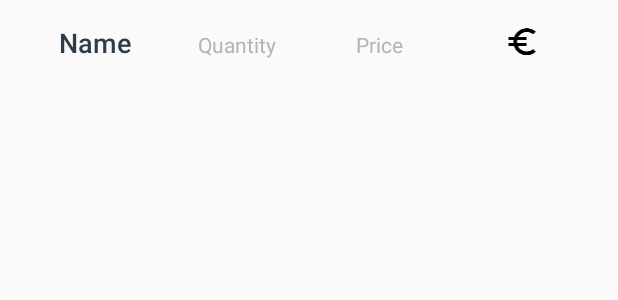
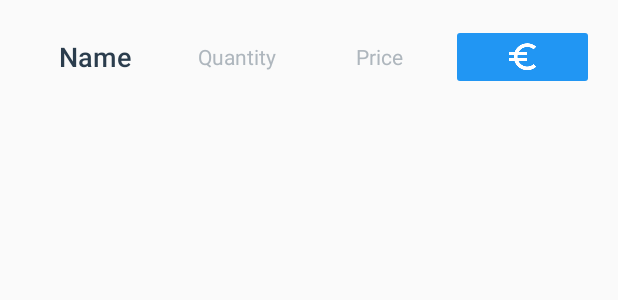
Before and after one commit to s1mq/Inventory-App, an Android app: the layout list_item.xml on its own in the app's theme, with its tools: preview values and no code run, on a phone screen of 412 x 824 dp. Shown: the top 300 px of the screen. Run offline under Robolectric (Android 15) with nearby library versions, the phone set to English and light mode, and no system bars.

Commit message:
Add ImageButton to list_item

```diff
--- a/app/src/main/java/com/example/android/inventorius/CatalogActivity.java
+++ b/app/src/main/java/com/example/android/inventorius/CatalogActivity.java
@@ -1,6 +1,7 @@
 package com.example.android.inventorius;
 
 import android.app.LoaderManager;
+import android.content.ContentResolver;
 import android.content.ContentUris;
 import android.content.ContentValues;
 import android.content.CursorLoader;
@@ -16,7 +17,9 @@ import android.view.Menu;
 import android.view.MenuItem;
 import android.view.View;
 import android.widget.AdapterView;
+import android.widget.ImageButton;
 import android.widget.ListView;
+import android.widget.Toast;
 
 import com.example.android.inventorius.data.ItemsContract;
 import com.example.android.inventorius.data.ItemsContract.ItemEntry;
--- a/app/src/main/res/layout/list_item.xml
+++ b/app/src/main/res/layout/list_item.xml
@@ -3,7 +3,11 @@
     xmlns:tools="http://schemas.android.com/tools"
     android:layout_width="match_parent"
     android:layout_height="wrap_content"
-    android:padding="@dimen/activity_margin">
+    android:gravity="center"
+    android:padding="@dimen/activity_margin"
+    android:descendantFocusability="blocksDescendants">
+
+
 
     <TextView
         android:id="@+id/name"
@@ -38,9 +42,11 @@
         android:textColor="#AEB6BD"
         tools:text="Price" />
 
-    <ImageView
+    <ImageButton
+        android:id="@+id/item_sale"
         android:layout_width="0dp"
         android:layout_height="wrap_content"
         android:layout_weight="1"
-        android:src="@drawable/ic_euro_symbol_black" />
+        android:backgroundTint="@color/colorAccent"
+        android:src="@drawable/ic_euro_symbol"/>
 </LinearLayout>
```
Also changed, not shown: app/src/main/java/com/example/android/inventorius/EditorActivity.java (+13 -2 lines), app/src/main/res/values/strings.xml (+19 -0 lines).
